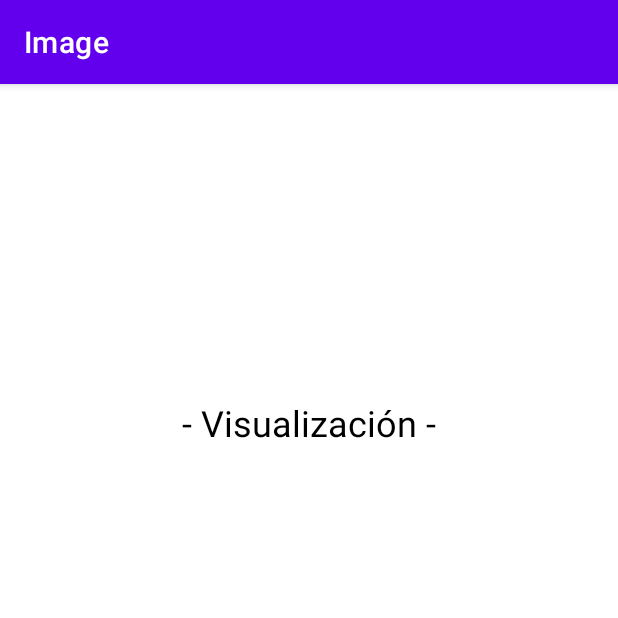
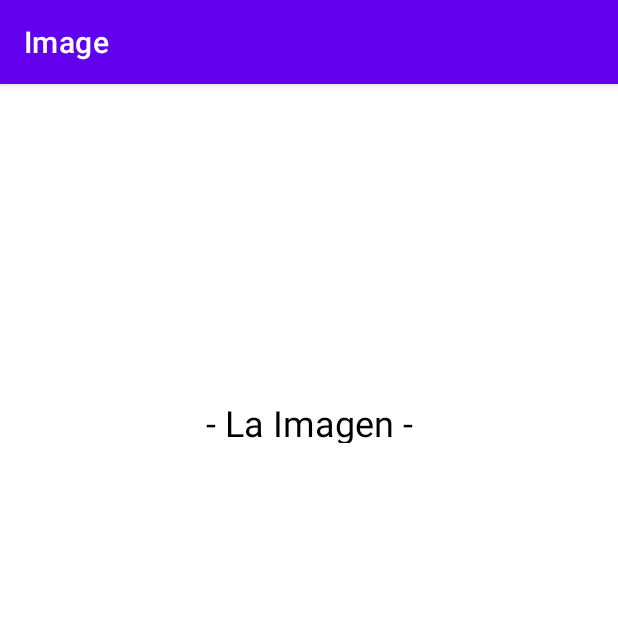
Before and after one commit to DBS20/Kotlin, an Android app: the ImageViewActivity screen opened directly, with no data from a screen before it, on a phone screen of 412 x 824 dp, the top half of it. Run offline under Robolectric (Android 15) with nearby library versions, the phone set to English and light mode, and no system bars.

Commit message:
Practica Imagenes cambio de titulo en la Vista de ImageViewActivity

```diff
--- a/Image/app/src/main/res/values/strings.xml
+++ b/Image/app/src/main/res/values/strings.xml
@@ -12,6 +12,6 @@
 
 
     //Image View Activity
-    <string name="txv_ImageViewActTitulo">- Visualización -</string>
+    <string name="txv_ImageViewActTitulo">- La Imagen -</string>
 
 </resources>
```
